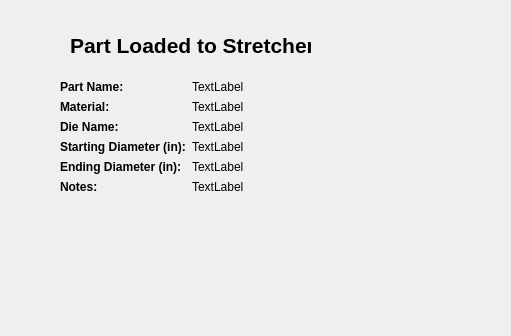
Qt form HomePage.ui (nlinthacum/SeniorDesignGUI) before a commit; both pictures show x 0 to 511 and y 0 to 336 of the 810 by 614 pixel window.
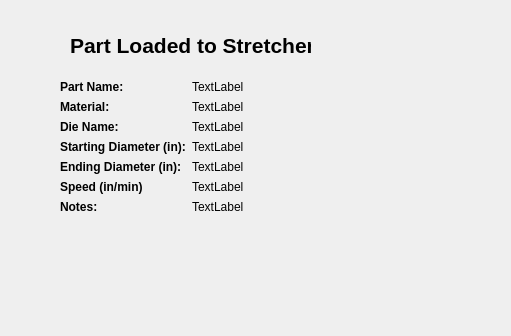
The same form after that commit.

Commit message: speed setting working

Diff of the .ui file:
```diff
--- a/HomePage.ui
+++ b/HomePage.ui
@@ -79,7 +79,7 @@
       <x>60</x>
       <y>80</y>
       <width>351</width>
-      <height>191</height>
+      <height>192</height>
      </rect>
     </property>
     <layout class="QFormLayout" name="formLayout">
@@ -135,7 +135,7 @@
        </property>
       </widget>
      </item>
-     <item row="5" column="0">
+     <item row="6" column="0">
       <widget class="QLabel" name="label_6">
        <property name="font">
         <font>
@@ -176,7 +176,7 @@
        </property>
       </widget>
      </item>
-     <item row="5" column="1">
+     <item row="6" column="1">
       <widget class="QLabel" name="notes_label">
        <property name="text">
         <string>TextLabel</string>
@@ -203,6 +203,26 @@
        </property>
       </widget>
      </item>
+     <item row="5" column="0">
+      <widget class="QLabel" name="label_8">
+       <property name="font">
+        <font>
+         <weight>75</weight>
+         <bold>true</bold>
+        </font>
+       </property>
+       <property name="text">
+        <string>Speed (in/min)</string>
+       </property>
+      </widget>
+     </item>
+     <item row="5" column="1">
+      <widget class="QLabel" name="speed_label">
+       <property name="text">
+        <string>TextLabel</string>
+       </property>
+      </widget>
+     </item>
     </layout>
    </widget>
   </widget>
```
Left out of the diff: 6 changed lines with no effect on the pictures. The commit also changes 9 other files.
